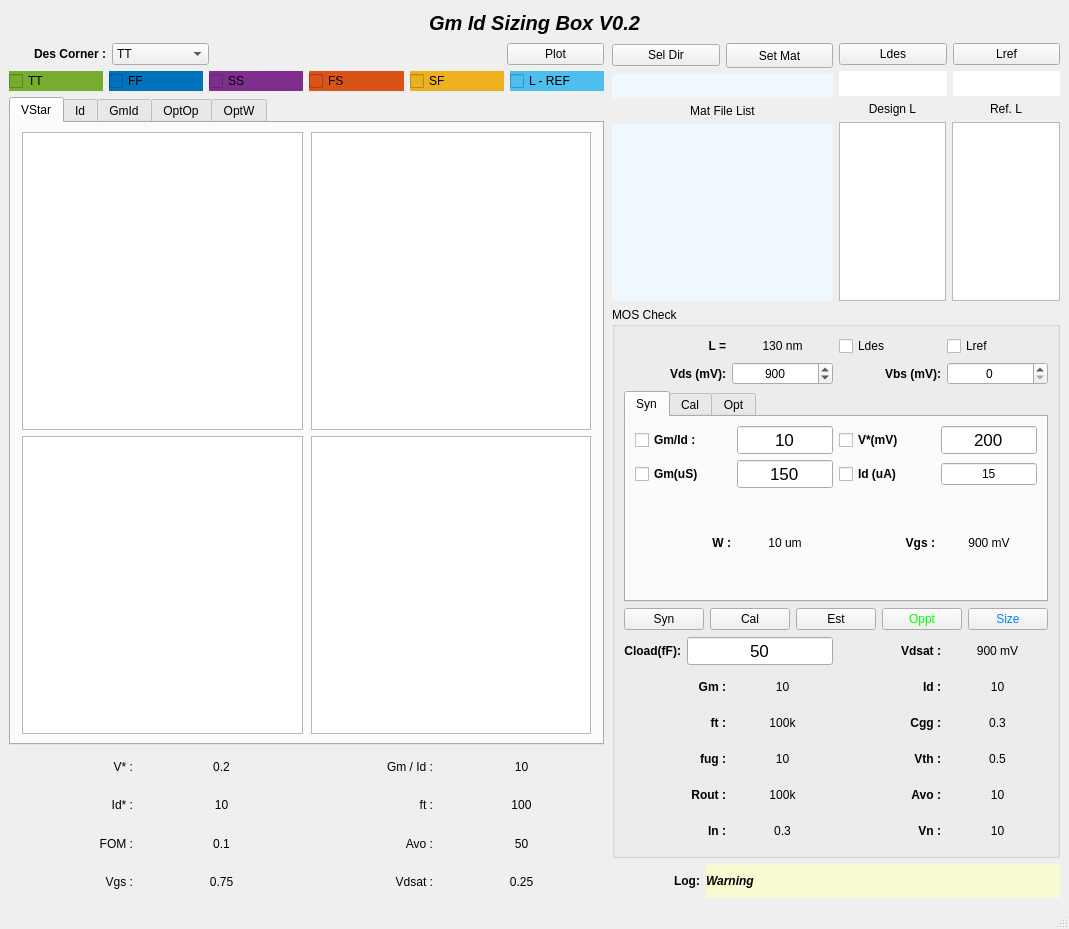
Qt form GUI/gmIdSizingGuiVp1.ui (fengqzHD/gmIdNeoKit) before a commit.
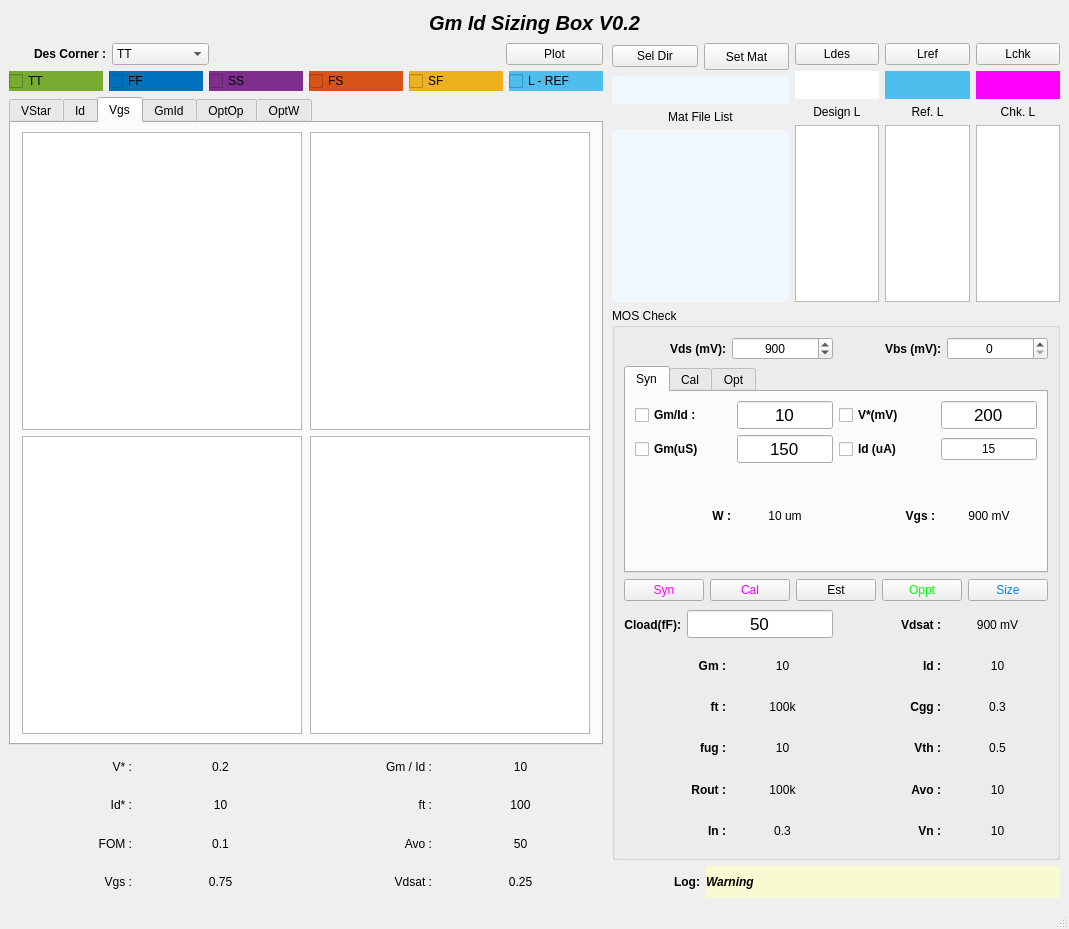
The same form after that commit. The open tabs and pages were chosen to show the change. Custom widgets are drawn as their Qt base class.

Commit message: VGS figure + Lchk List

Diff of the .ui file:
```diff
--- a/GUI/gmIdSizingGuiVp1.ui
+++ b/GUI/gmIdSizingGuiVp1.ui
@@ -37,7 +37,7 @@
        </widget>
       </item>
       <item>
-       <layout class="QHBoxLayout" name="horizontalLayoutMain" stretch="250,1,160">
+       <layout class="QHBoxLayout" name="horizontalLayoutMain" stretch="220,1,160">
         <item>
          <layout class="QVBoxLayout" name="verticalLayoutPlot" stretch="1,1,20,1,1,1,1">
           <item>
@@ -417,6 +417,118 @@
               </item>
              </layout>
             </widget>
+            <widget class="QWidget" name="tabVgs">
+             <attribute name="title">
+              <string>Vgs</string>
+             </attribute>
+             <layout class="QGridLayout" name="gridLayout_11">
+              <item row="0" column="0">
+               <layout class="QVBoxLayout" name="verticalLayout_19" stretch="10,10">
+                <property name="sizeConstraint">
+                 <enum>QLayout::SetDefaultConstraint</enum>
+                </property>
+                <item>
+                 <layout class="QHBoxLayout" name="horizontalLayout_65" stretch="0,1,0,1,0">
+                  <item>
+                   <spacer name="horizontalSpacer_29">
+                    <property name="orientation">
+                     <enum>Qt::Horizontal</enum>
+                    </property>
+                    <property name="sizeHint" stdset="0">
+                     <size>
+                      <width>2</width>
+                      <height>20</height>
+                     </size>
+                    </property>
+                   </spacer>
+                  </item>
+                  <item>
+                   <widget class="PlotWidget" name="topLPlotVgs"/>
+                  </item>
+                  <item>
+                   <spacer name="horizontalSpacer_35">
+                    <property name="orientation">
+                     <enum>Qt::Horizontal</enum>
+                    </property>
+                    <property name="sizeHint" stdset="0">
+                     <size>
+                      <width>2</width>
+                      <height>20</height>
+                     </size>
+                    </property>
+                   </spacer>
+                  </item>
+                  <item>
+                   <widget class="PlotWidget" name="topRPlotVgs"/>
+                  </item>
+                  <item>
+                   <spacer name="horizontalSpacer_38">
+                    <property name="orientation">
+                     <enum>Qt::Horizontal</enum>
+                    </property>
+                    <property name="sizeHint" stdset="0">
+                     <size>
+                      <width>2</width>
+                      <height>20</height>
+                     </size>
+                    </property>
+                   </spacer>
+                  </item>
+                 </layout>
+                </item>
+                <item>
+                 <layout class="QHBoxLayout" name="horizontalLayout_68" stretch="0,1,0,1,0">
+                  <item>
+                   <spacer name="horizontalSpacer_39">
+                    <property name="orientation">
+                     <enum>Qt::Horizontal</enum>
+                    </property>
+                    <property name="sizeHint" stdset="0">
+                     <size>
+                      <width>2</width>
+                      <height>20</height>
+                     </size>
+                    </property>
+                   </spacer>
+                  </item>
+                  <item>
+                   <widget class="PlotWidget" name="botLPlotVgs"/>
+                  </item>
+                  <item>
+                   <spacer name="horizontalSpacer_40">
+                    <property name="orientation">
+                     <enum>Qt::Horizontal</enum>
+                    </property>
+                    <property name="sizeHint" stdset="0">
+                     <size>
+                      <width>2</width>
+                      <height>20</height>
+                     </size>
+                    </property>
+                   </spacer>
+                  </item>
+                  <item>
+                   <widget class="PlotWidget" name="botRPlotVgs"/>
+                  </item>
+                  <item>
+                   <spacer name="horizontalSpacer_41">
+                    <property name="orientation">
+                     <enum>Qt::Horizontal</enum>
+                    </property>
+                    <property name="sizeHint" stdset="0">
+                     <size>
+                      <width>2</width>
+                      <height>20</height>
+                     </size>
+                    </property>
+                   </spacer>
+                  </item>
+                 </layout>
+                </item>
+               </layout>
+              </item>
+             </layout>
+            </widget>
             <widget class="QWidget" name="tabGmId">
              <attribute name="title">
               <string>GmId</string>
@@ -970,11 +1082,11 @@
          </spacer>
         </item>
         <item>
-         <layout class="QVBoxLayout" name="verticalLayoutFunc" stretch="15,32,2">
+         <layout class="QVBoxLayout" name="verticalLayoutFunc" stretch="16,34,2">
           <item>
-           <layout class="QHBoxLayout" name="horizontalLayout_22" stretch="1,1">
+           <layout class="QHBoxLayout" name="horizontalLayout_22" stretch="2,3">
             <item>
-             <layout class="QVBoxLayout" name="verticalLayout_2" stretch="1,1,8">
+             <layout class="QVBoxLayout" name="verticalLayout_2" stretch="1,1,7">
               <item>
                <layout class="QHBoxLayout" name="horizontalLayout_2" stretch="3">
                 <item>
@@ -1057,9 +1169,9 @@
              </layout>
             </item>
             <item>
-             <layout class="QVBoxLayout" name="verticalLayout_14" stretch="1,1,8">
+             <layout class="QVBoxLayout" name="verticalLayout_14" stretch="1,1,7">
               <item>
-               <layout class="QHBoxLayout" name="horizontalLayout_34" stretch="0,0">
+               <layout class="QHBoxLayout" name="horizontalLayout_34" stretch="1,1,1">
                 <item>
                  <widget class="QPushButton" name="pushButtonGateLSet">
                   <property name="text">
@@ -1077,10 +1189,17 @@
                   </property>
                  </widget>
                 </item>
+                <item>
+                 <widget class="QPushButton" name="pushButtonGateLChk">
+                  <property name="text">
+                   <string>Lchk</string>
+                  </property>
+                 </widget>
+                </item>
                </layout>
               </item>
               <item>
-               <layout class="QHBoxLayout" name="horizontalLayout_37" stretch="1,1">
+               <layout class="QHBoxLayout" name="horizontalLayout_37" stretch="1,1,1">
                 <item>
                  <widget class="QLabel" name="labelGateL">
                   <property name="styleSheet">
@@ -1098,7 +1217,20 @@
                  <widget class="QLabel" name="labelGateLRef">
                   <property name="styleSheet">
                    <string notr="true">*{
-background-color:rgb(255, 255, 255);
+background-color:rgb(77,190,238);
+border: 15 px solid rgb(0, 0, 0);
+}</string>
+                  </property>
+                  <property name="text">
+                   <string/>
+                  </property>
+                 </widget>
+                </item>
+                <item>
+                 <widget class="QLabel" name="labelGateLChk">
+                  <property name="styleSheet">
+                   <string notr="true">*{
+background-color:rgb(255, 0, 255);
 border: 15 px solid rgb(0, 0, 0);
 }</string>
                   </property>
@@ -1152,6 +1284,27 @@
                   </item>
                  </layout>
                 </item>
+                <item>
+                 <layout class="QVBoxLayout" name="verticalLayout_18">
+                  <item>
+                   <widget class="QLabel" name="labelLListChk">
+                    <property name="text">
+                     <string>Chk. L</string>
+                    </property>
+                    <property name="alignment">
+                     <set>Qt::AlignCenter</set>
+                    </property>
+                   </widget>
+                  </item>
+                  <item>
+                   <widget class="QListWidget" name="listWidgetLChk">
+                    <property name="styleSheet">
+                     <string notr="true"/>
+                    </property>
+                   </widget>
+                  </item>
+                 </layout>
+                </item>
                </layout>
               </item>
              </layout>
@@ -1165,61 +1318,7 @@
             </property>
             <layout class="QGridLayout" name="gridLayout_10">
              <item row="0" column="0">
-              <layout class="QVBoxLayout" name="verticalLayout_17" stretch="2,6,1,6">
-               <item>
-                <layout class="QVBoxLayout" name="verticalLayout_7" stretch="1,1">
-                 <item>
-                  <layout class="QHBoxLayout" name="horizontalLayout_60" stretch="1,1">
-                   <item>
-                    <layout class="QHBoxLayout" name="horizontalLayout_54">
-                     <item>
-                      <widget class="QLabel" name="titleChkL">
-                       <property name="font">
-                        <font>
-                         <weight>75</weight>
-                         <bold>true</bold>
-                        </font>
-                       </property>
-                       <property name="text">
-                        <string>L =</string>
-                       </property>
-                       <property name="alignment">
-                        <set>Qt::AlignRight|Qt::AlignTrailing|Qt::AlignVCenter</set>
-                       </property>
-                      </widget>
-                     </item>
-                     <item>
-                      <widget class="QLabel" name="labelChkL">
-                       <property name="text">
-                        <string>130 nm</string>
-                       </property>
-                       <property name="alignment">
-                        <set>Qt::AlignCenter</set>
-                       </property>
-                      </widget>
-                     </item>
-                    </layout>
-                   </item>
-                   <item>
-                    <layout class="QHBoxLayout" name="horizontalLayout_56">
-                     <item>
-                      <widget class="QCheckBox" name="checkBoxChkLdes">
-                       <property name="text">
-                        <string>Ldes</string>
-                       </property>
-                      </widget>
-                     </item>
-                     <item>
-                      <widget class="QCheckBox" name="checkBoxChkLref">
-                       <property name="text">
-                        <string>Lref</string>
-                       </property>
-                      </widget>
-                     </item>
-                    </layout>
-                   </item>
-                  </layout>
-                 </item>
+              <layout class="QVBoxLayout" name="verticalLayout_17" stretch="1,6,1,7">
                  <item>
                   <layout class="QHBoxLayout" name="horizontalLayout_39" stretch="1,1">
                    <item>
@@ -1293,8 +1392,6 @@
                    </item>
                   </layout>
                  </item>
-                </layout>
-               </item>
                <item>
                 <widget class="QTabWidget" name="tabWidgetMode">
                  <property name="currentIndex">
@@ -1918,6 +2015,11 @@
                 <layout class="QHBoxLayout" name="horizontalLayout_28" stretch="1,1,1,1,1">
                  <item>
                   <widget class="QPushButton" name="pushButtonSynMos">
+                   <property name="styleSheet">
+                    <string notr="true">*{
+color: rgb(255,0, 255);
+}</string>
+                   </property>
                    <property name="text">
                     <string>Syn</string>
                    </property>
@@ -1925,6 +2027,11 @@
                  </item>
                  <item>
                   <widget class="QPushButton" name="pushButtonCal">
+                   <property name="styleSheet">
+                    <string notr="true">*{
+color: rgb(255,0, 255);
+}</string>
+                   </property>
                    <property name="text">
                     <string>Cal</string>
                    </property>
```
Lines whose indentation alone changed are shown as unchanged. The commit also changes 2 other files.
